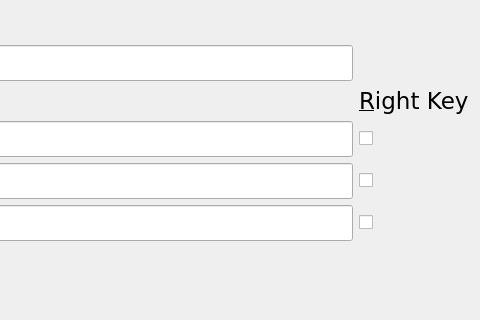
Old version of the form checkeng/dialogs/add_tasks/add_tasks.ui in the repository kusanekinov/CheckEng; both pictures show x 480 to 960 and y 0 to 320 of the 960 by 540 pixel window.
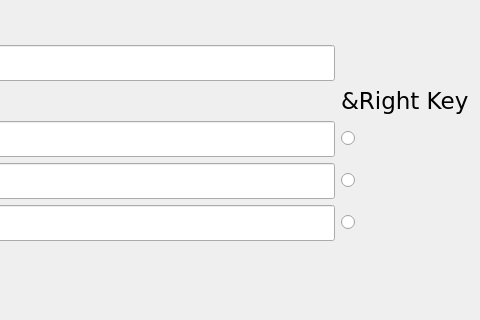
New version of the form.

Commit message: CheckEng | edit add_tasks

Patch:
```diff
--- a/checkeng/dialogs/add_tasks/add_tasks.ui
+++ b/checkeng/dialogs/add_tasks/add_tasks.ui
@@ -39,24 +39,6 @@
        </property>
       </widget>
      </item>
-     <item row="5" column="2">
-      <widget class="QCheckBox" name="cb_answer1">
-       <property name="font">
-        <font>
-         <family>DejaVu Sans</family>
-         <pointsize>17</pointsize>
-         <weight>50</weight>
-         <bold>false</bold>
-        </font>
-       </property>
-       <property name="layoutDirection">
-        <enum>Qt::LeftToRight</enum>
-       </property>
-       <property name="text">
-        <string/>
-       </property>
-      </widget>
-     </item>
      <item row="4" column="2">
       <widget class="QLabel" name="label">
        <property name="font">
@@ -129,21 +111,6 @@
        </property>
       </widget>
      </item>
-     <item row="7" column="2">
-      <widget class="QCheckBox" name="ch_answer3">
-       <property name="font">
-        <font>
-         <family>DejaVu Sans</family>
-         <pointsize>17</pointsize>
-         <weight>50</weight>
-         <bold>false</bold>
-        </font>
-       </property>
-       <property name="text">
-        <string/>
-       </property>
-      </widget>
-     </item>
      <item row="4" column="1">
       <widget class="QLabel" name="label_2">
        <property name="font">
@@ -162,21 +129,6 @@
        </property>
       </widget>
      </item>
-     <item row="6" column="2">
-      <widget class="QCheckBox" name="ch_answer2">
-       <property name="font">
-        <font>
-         <family>DejaVu Sans</family>
-         <pointsize>17</pointsize>
-         <weight>50</weight>
-         <bold>false</bold>
-        </font>
-       </property>
-       <property name="text">
-        <string/>
-       </property>
-      </widget>
-     </item>
      <item row="6" column="0">
       <widget class="QLabel" name="label_4">
        <property name="font">
@@ -222,6 +174,27 @@
        </property>
       </widget>
      </item>
+     <item row="5" column="2">
+      <widget class="QRadioButton" name="radioButton">
+       <property name="text">
+        <string/>
+       </property>
+      </widget>
+     </item>
+     <item row="6" column="2">
+      <widget class="QRadioButton" name="radioButton_2">
+       <property name="text">
+        <string/>
+       </property>
+      </widget>
+     </item>
+     <item row="7" column="2">
+      <widget class="QRadioButton" name="radioButton_3">
+       <property name="text">
+        <string/>
+       </property>
+      </widget>
+     </item>
     </layout>
    </item>
    <item>
```
Left out of the diff: 6 changed lines with no effect on the pictures.
